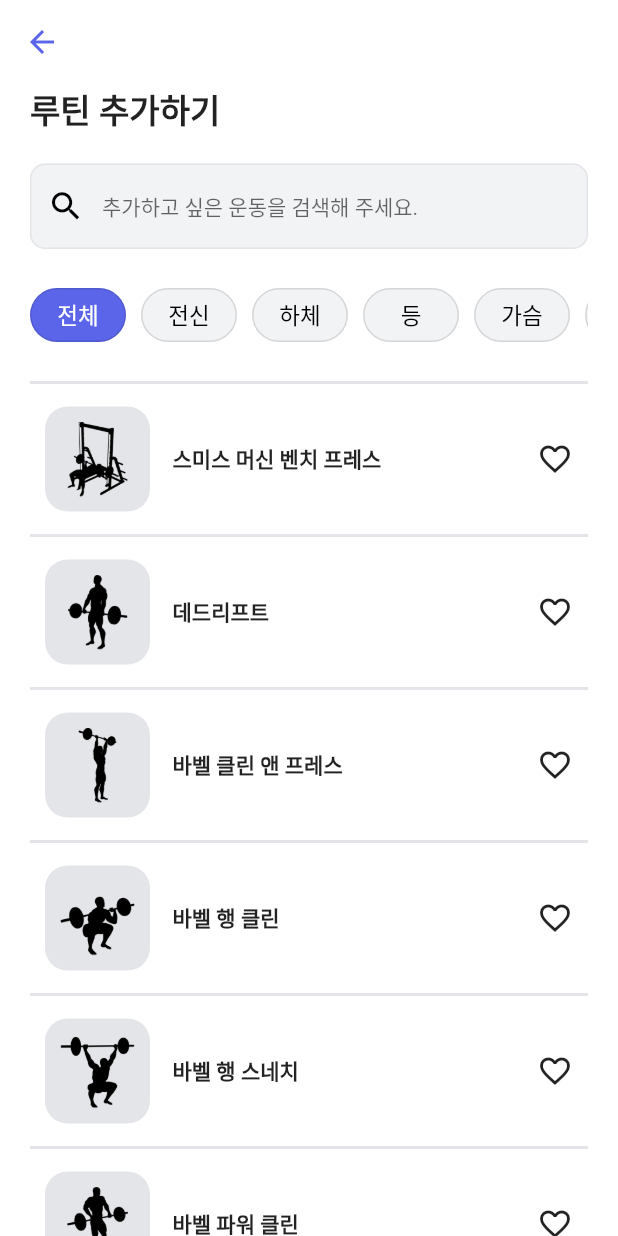
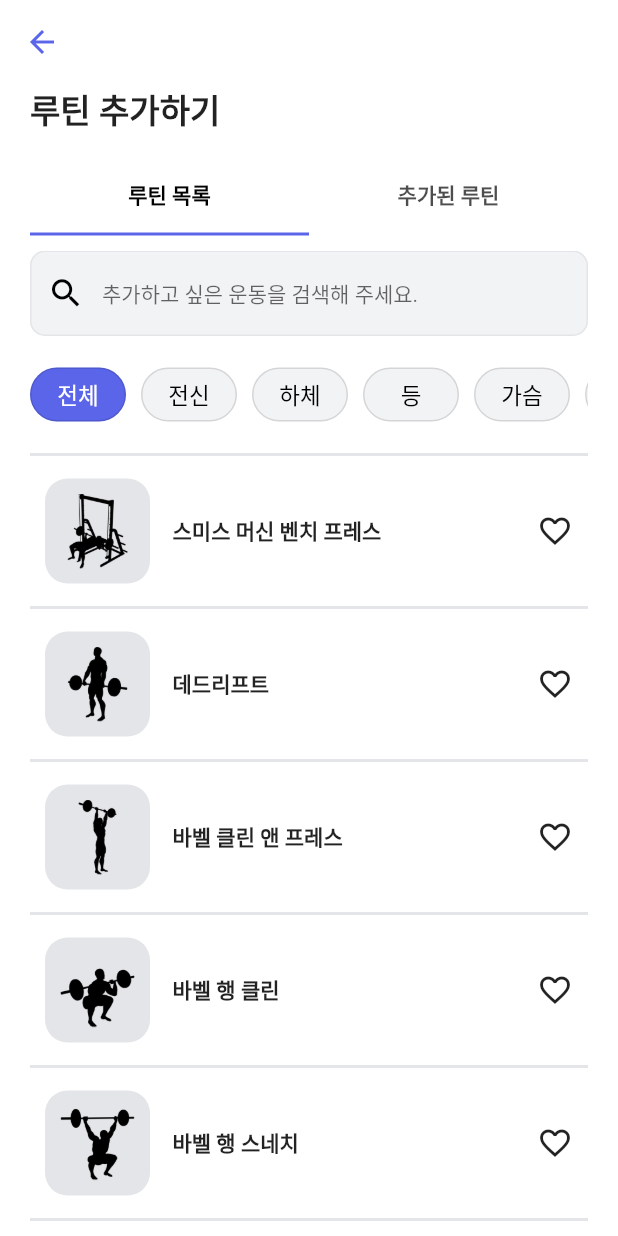
Before and after one commit to ggalmury/gymmy-client, a Flutter app: the RoutineCreate screen opened directly, on a phone screen of 412 x 824 dp. Run offline on Flutter 3.47's test engine with Material 2 defaults, Android fonts, the phone set to English and light mode, and no system bars; our stand-ins replace flutter_svg, table_calendar.

Commit message:
feat: implement routine add & delete function

```diff
--- /dev/null
+++ b/lib/models/sets.dart
@@ -0,0 +1,7 @@
+import 'package:json_annotation/json_annotation.dart';
+
+@JsonSerializable()
+class Sets {
+  int count = 0;
+  int weight = 0;
+}
--- /dev/null
+++ b/lib/models/workout.dart
@@ -0,0 +1,10 @@
+import 'package:gymmy_client/models/sets.dart';
+import 'package:json_annotation/json_annotation.dart';
+
+@JsonSerializable()
+class Workout {
+  final String name;
+  final List<Sets> sets;
+
+  Workout({required this.name, List<Sets>? sets}) : sets = sets ?? [Sets()];
+}
--- /dev/null
+++ b/lib/widgets/molecules/app_tabbar.dart
@@ -0,0 +1,27 @@
+import 'package:flutter/material.dart';
+import 'package:gymmy_client/properties/app_color.dart';
+
+class AppTabBar extends StatelessWidget {
+  final List<String> tabs;
+
+  const AppTabBar({super.key, required this.tabs});
+
+  @override
+  Widget build(BuildContext context) {
+    return TabBar(
+      labelColor: Colors.black,
+      labelPadding: const EdgeInsets.only(bottom: 15),
+      padding: const EdgeInsets.symmetric(vertical: 10),
+      labelStyle: const TextStyle(fontSize: 14, fontWeight: FontWeight.bold),
+      indicator: const BoxDecoration(
+        border: Border(
+          bottom: BorderSide(
+            color: AppColor.appColor,
+            width: 2.0,
+          ),
+        ),
+      ),
+      tabs: tabs.map((t) => Text(t)).toList(),
+    );
+  }
+}
--- a/lib/widgets/screens/routine_create.dart
+++ b/lib/widgets/screens/routine_create.dart
@@ -1,10 +1,13 @@
 import 'package:flutter/material.dart';
+import 'package:gymmy_client/models/workout.dart';
 import 'package:gymmy_client/properties/app_color.dart';
 import 'package:gymmy_client/utils/constant.dart';
 import 'package:gymmy_client/utils/enum/widget.dart';
 import 'package:gymmy_client/widgets/atoms/buttons/primary_btn.dart';
 import 'package:gymmy_client/widgets/atoms/buttons/toggle_btn.dart';
 import 'package:gymmy_client/widgets/atoms/inputs/search_input.dart';
+import 'package:gymmy_client/widgets/molecules/alert_modal.dart';
+import 'package:gymmy_client/widgets/molecules/app_tabbar.dart';
 import 'package:gymmy_client/widgets/templates/base.dart';
 
 class RoutineCreate extends StatefulWidget {
@@ -15,7 +18,8 @@ class RoutineCreate extends StatefulWidget {
 }
 
 class _RoutineCreateState extends State<RoutineCreate> {
-  final List<String> targets = [
+  final List<String> _tabBar = ["루틴 목록", "추가된 루틴"];
+  final List<String> _targets = [
     "전체",
     wholeBody,
     legs,
@@ -28,14 +32,15 @@ class _RoutineCreateState extends State<RoutineCreate> {
     core
   ];
 
+  final List<Workout> addedWorkoutList = [];
   late TextEditingController textEditingController;
   late List<MapEntry<String, Map<String, dynamic>>> currentWorkoutList;
   late String currentTarget;
 
-  void setCurrentList(String t) {
+  void _setCurrentWorkoutList(String t) {
     setState(() {
       currentTarget = t;
-      currentWorkoutList = t == targets[0]
+      currentWorkoutList = t == _targets[0]
           ? workouts.entries.toList()
           : workouts.entries
               .where((entry) =>
@@ -44,11 +49,34 @@ class _RoutineCreateState extends State<RoutineCreate> {
     });
   }
 
+  void _pushWorkoutToList(String w) {
+    if (addedWorkoutList.any((element) => element.name == w)) {
+      showDialog(
+        context: context,
+        builder: (context) => const AlertModal(
+          title: "이미 존재하는 루틴입니다.",
+          submitBtnLabel: "확인",
+        ),
+      );
+      return;
+    }
+
+    setState(() {
+      addedWorkoutList.add(Workout(name: w));
+    });
+  }
+
+  void _removeWorkoutToList(String w) {
+    setState(() {
+      addedWorkoutList.removeWhere((element) => element.name == w);
+    });
+  }
+
   @override
   void initState() {
     super.initState();
     textEditingController = TextEditingController();
-    currentTarget = targets[0];
+    currentTarget = _targets[0];
     currentWorkoutList = workouts.entries.toList();
   }
 
@@ -65,7 +93,15 @@ class _RoutineCreateState extends State<RoutineCreate> {
       body: Base(
         title: "루틴 추가하기",
         disablePaddingTop: true,
+        child: DefaultTabController(
+          length: _tabBar.length,
           child: Column(
+            children: [
+              AppTabBar(tabs: _tabBar),
+              Expanded(
+                child: TabBarView(
+                  children: [
+                    Column(
                       children: [
                         SearchInput(
                           controller: textEditingController,
@@ -73,18 +109,19 @@ class _RoutineCreateState extends State<RoutineCreate> {
                           hintText: "추가하고 싶은 운동을 검색해 주세요.",
                         ),
                         Padding(
-              padding: const EdgeInsets.symmetric(vertical: 20),
+                          padding: const EdgeInsets.symmetric(vertical: 15),
                           child: SingleChildScrollView(
                             scrollDirection: Axis.horizontal,
                             child: Row(
-                  children: targets.map(
+                              children: _targets.map(
                                 (t) {
                                   return Padding(
                                     padding: const EdgeInsets.only(right: 10),
                                     child: ToggleBtn(
                                       label: t,
                                       toggle: currentTarget == t,
-                          onPressed: () => setCurrentList(t),
+                                      onPressed: () =>
+                                          _setCurrentWorkoutList(t),
                                     ),
                                   );
                                 },
@@ -96,11 +133,42 @@ class _RoutineCreateState extends State<RoutineCreate> {
                           child: ListView.builder(
                             itemCount: currentWorkoutList.length,
                             itemBuilder: (context, index) {
-                  return _WorkoutContainer(workout: currentWorkoutList[index]);
+                              return _WorkoutContainer(
+                                workout: currentWorkoutList[index],
+                                onPressed: _pushWorkoutToList,
+                              );
                             },
                           ),
                         ),
                       ],
+                    ),
+                    SingleChildScrollView(
+                      child: Column(
+                        children: addedWorkoutList.map(
+                          (e) {
+                            return Container(
+                              color: AppColor.grey2,
+                              child: Row(
+                                mainAxisAlignment:
+                                    MainAxisAlignment.spaceBetween,
+                                children: [
+                                  Text(e.name),
+                                  GestureDetector(
+                                    onTap: () => _removeWorkoutToList(e.name),
+                                    child: const Icon(Icons.delete),
+                                  )
+                                ],
+                              ),
+                            );
+                          },
+                        ).toList(),
+                      ),
+                    ),
+                  ],
+                ),
+              ),
+            ],
+          ),
         ),
       ),
     );
@@ -109,8 +177,10 @@ class _RoutineCreateState extends State<RoutineCreate> {
 
 class _WorkoutContainer extends StatefulWidget {
   final MapEntry<String, Map<String, dynamic>> workout;
+  final Function(String) onPressed;
 
-  const _WorkoutContainer({super.key, required this.workout});
+  const _WorkoutContainer(
+      {super.key, required this.workout, required this.onPressed});
 
   @override
   State<_WorkoutContainer> createState() => __WorkoutContainerState();
@@ -183,7 +253,7 @@ class __WorkoutContainerState extends State<_WorkoutContainer> {
               ),
               AnimatedContainer(
                 width: double.infinity,
-                height: _updateToggle ? 50 : 0,
+                height: _updateToggle ? 60 : 0,
                 duration: const Duration(milliseconds: 300),
                 curve: Curves.ease,
                 child: Row(
@@ -191,7 +261,7 @@ class __WorkoutContainerState extends State<_WorkoutContainer> {
                     Expanded(
                       child: PrimaryBtn(
                         label: "루틴에 추가하기",
-                        onPressed: () {},
+                        onPressed: () => widget.onPressed(widget.workout.key),
                         widgetColor: WidgetColor.appColor,
                         widgetSize: WidgetSize.small,
                       ),
```
Also changed, not shown: lib/main.dart (+9 -1 lines), lib/utils/helper/screen_util.dart (+4 -48 lines), lib/widgets/molecules/alert_modal.dart (added, +71 -0 lines), lib/widgets/molecules/modify_plan_modal.dart (added, +21 -0 lines), lib/widgets/screens/routine.dart (+8 -3 lines), 1 other file. Lines whose indentation alone changed are shown as unchanged.
